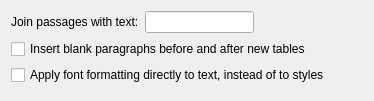
This is multiscript/outputs/word/plan_config_word_panel.ui in multiscript/multiscript as Qt 5 draws it before an edit. The edited form follows.
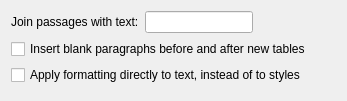
This is the edited form.

```diff
--- a/multiscript/outputs/word/plan_config_word_panel.ui
+++ b/multiscript/outputs/word/plan_config_word_panel.ui
@@ -6,7 +6,7 @@
    <rect>
     <x>0</x>
     <y>0</y>
-    <width>374</width>
+    <width>347</width>
     <height>101</height>
    </rect>
   </property>
@@ -51,7 +51,7 @@
    <item>
     <widget class="QCheckBox" name="applyForrmattingToRunsCheckBox">
      <property name="text">
-      <string>Apply font formatting directly to text, instead of to styles</string>
+      <string>Apply formatting directly to text, instead of to styles</string>
      </property>
     </widget>
    </item>
```
Left out of the diff: 2 changed lines with no effect on the pictures.
